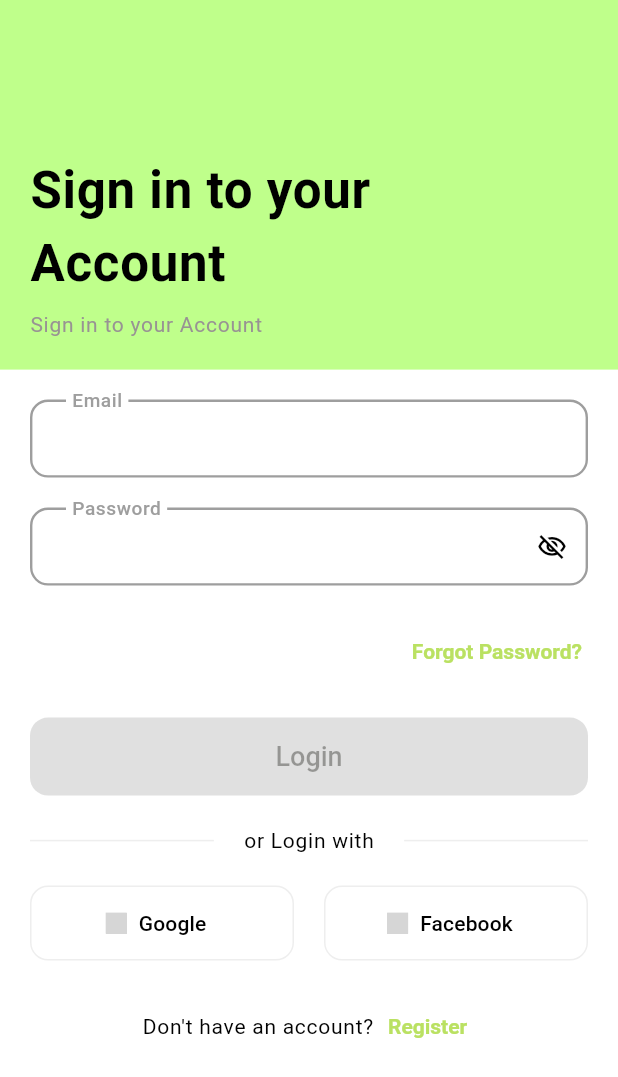
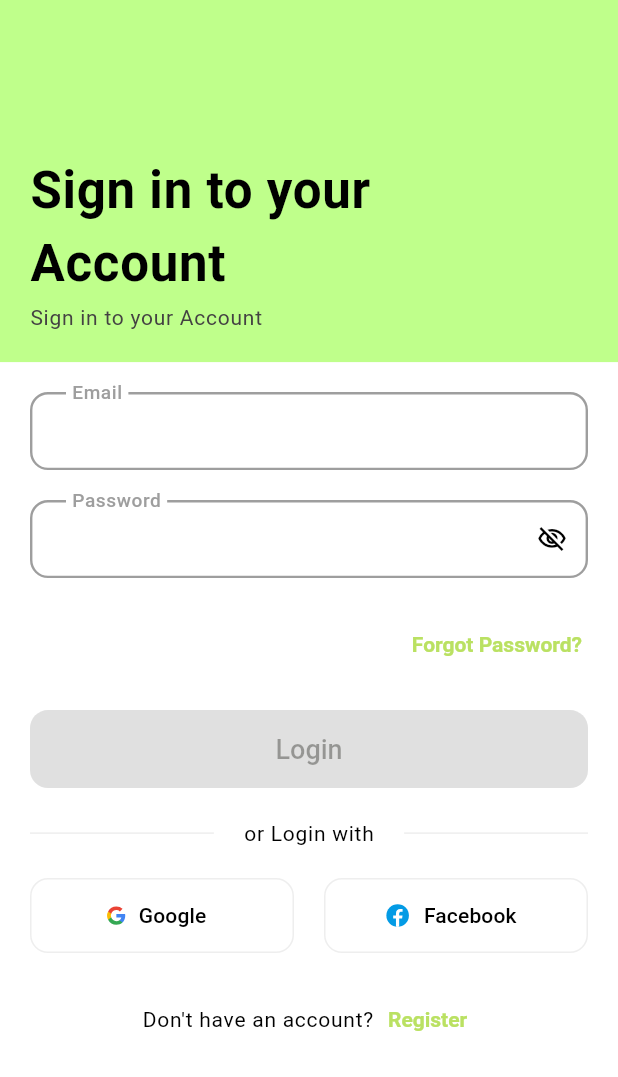
Before and after one commit to lightdarkmaster/seedscan, a Flutter app: the screen it shows after launch, item 5 of the bottom bar chosen, after a tap on "Login/Register", on a phone screen of 412 x 824 dp. Shown: the top 1077 px of the screen. Run offline on Flutter 3.47's test engine with Material 3 defaults, Android fonts, the phone set to English and light mode, and no system bars; our stand-ins replace curved_navigation_bar, flutter_svg, image_picker; missing offline and left inert: tflite; grey boxes are pictures that could not be loaded.

Commit message:
Add some changes

```diff
--- a/lib/pages/homePage.dart
+++ b/lib/pages/homePage.dart
@@ -68,13 +68,6 @@ class _BottomNavBarState extends State<Homepage> {
             size: 30,
             color: Colors.black,
           ),
-
-          //try if login is working fine
-          Icon(
-            Icons.login_outlined,
-            size: 30,
-            color: Colors.black,
-          ),
         ],
         color: const Color.fromARGB(255, 191, 255, 139),
         buttonBackgroundColor: const Color.fromARGB(255, 191, 255, 139),
@@ -104,8 +97,6 @@ class _BottomNavBarState extends State<Homepage> {
         return const AnalyticsWidget();
       case 4:
         return const ProfilePage();
-      case 5:
-        return LoginRegisterApp();
       default:
         return Container(); // Default page, you can replace it with another widget.
     }
--- a/lib/pages/profile.dart
+++ b/lib/pages/profile.dart
@@ -45,7 +45,7 @@ class _LoginPageState extends State<LoginPage> {
                   onPressed: () {
                     _login();
                   },
-                  child: Text('Login'),
+                  child: Text('Login na'),
                 ),
               ],
             ),
--- a/lib/screens/login_screen.dart
+++ b/lib/screens/login_screen.dart
@@ -77,7 +77,7 @@ class _LoginPageState extends State<LoginPage> {
                 AppStrings.signInToYourNAccount,
                 style: AppTheme.titleLarge,
               ),
-              SizedBox(height: 6),
+              SizedBox(height: 1),
               Text(AppStrings.signInToYourAccount, style: AppTheme.bodySmall),
             ],
           ),
@@ -192,7 +192,7 @@ class _LoginPageState extends State<LoginPage> {
                       Expanded(
                         child: OutlinedButton.icon(
                           onPressed: () {},
-                          icon: SvgPicture.asset(Vectors.facebook, width: 14),
+                          icon: SvgPicture.asset(Vectors.facebook, width: 19),//change this from 14 to 19
                           label: const Text(
                             AppStrings.facebook,
                             style: TextStyle(color: Colors.black),
--- a/lib/values/app_colors.dart
+++ b/lib/values/app_colors.dart
@@ -5,7 +5,7 @@ class AppColors {
 
   static const Color primaryColor = Color(0xffBAE162);
   static const Color darkBlue = Color.fromARGB(255, 191, 255, 139);
-  static const Color darkerBlue = Color.fromARGB(255, 191, 255, 139);
+  static const Color darkerBlue =Color.fromARGB(255, 191, 255, 139);
   static const Color darkestBlue = Color.fromARGB(255, 191, 255, 139);
 
   //static const Color darkBlue = Color(0xff1E2E3D);
--- a/lib/values/app_theme.dart
+++ b/lib/values/app_theme.dart
@@ -86,7 +86,7 @@ class AppTheme {
   );
 
   static const TextStyle bodySmall = TextStyle(
-    color: Color.fromARGB(255, 152, 147, 147),
+    color: Color.fromARGB(255, 68, 66, 66),
     letterSpacing: 0.5,
   );
 }
--- a/pubspec.yaml
+++ b/pubspec.yaml
@@ -83,6 +83,8 @@ flutter:
    - assets/images/fundo.png
    - assets/images/detalhe1.png
    - assets/images/detalhe2.png
+   - assets/vectors/facebook.svg
+   - assets/vectors/google.svg
 
 
 
```
Also changed, not shown: assets/vectors/facebook.svg, assets/vectors/qqfacebook.svg (added), flutter_01.png (added).
